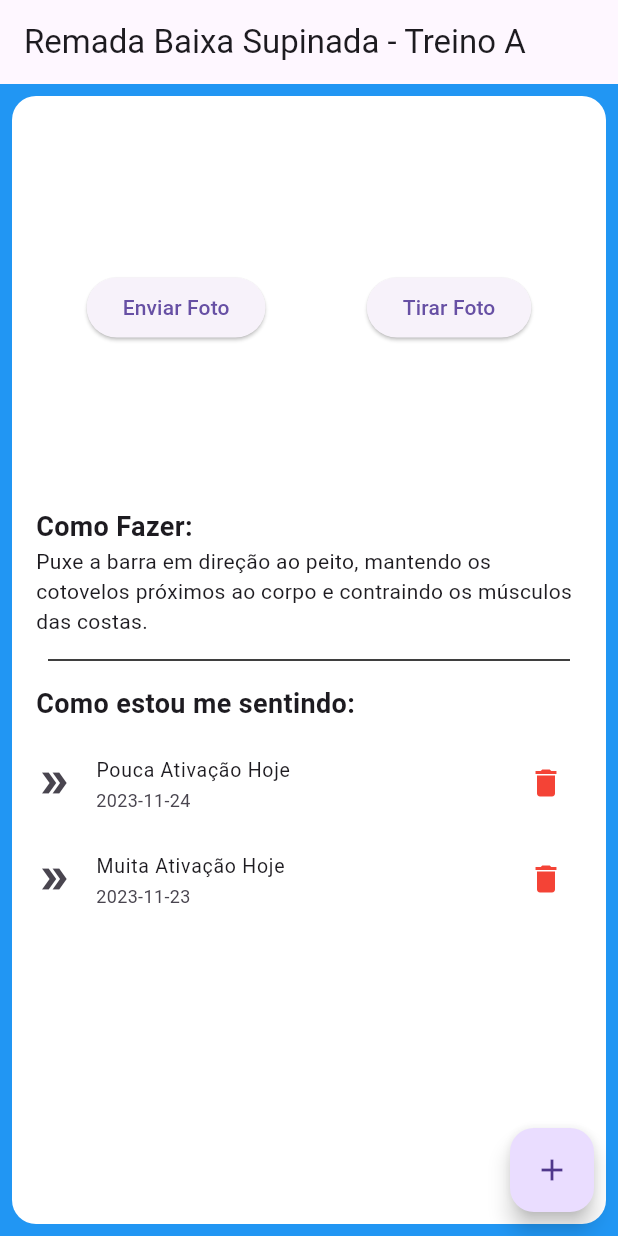
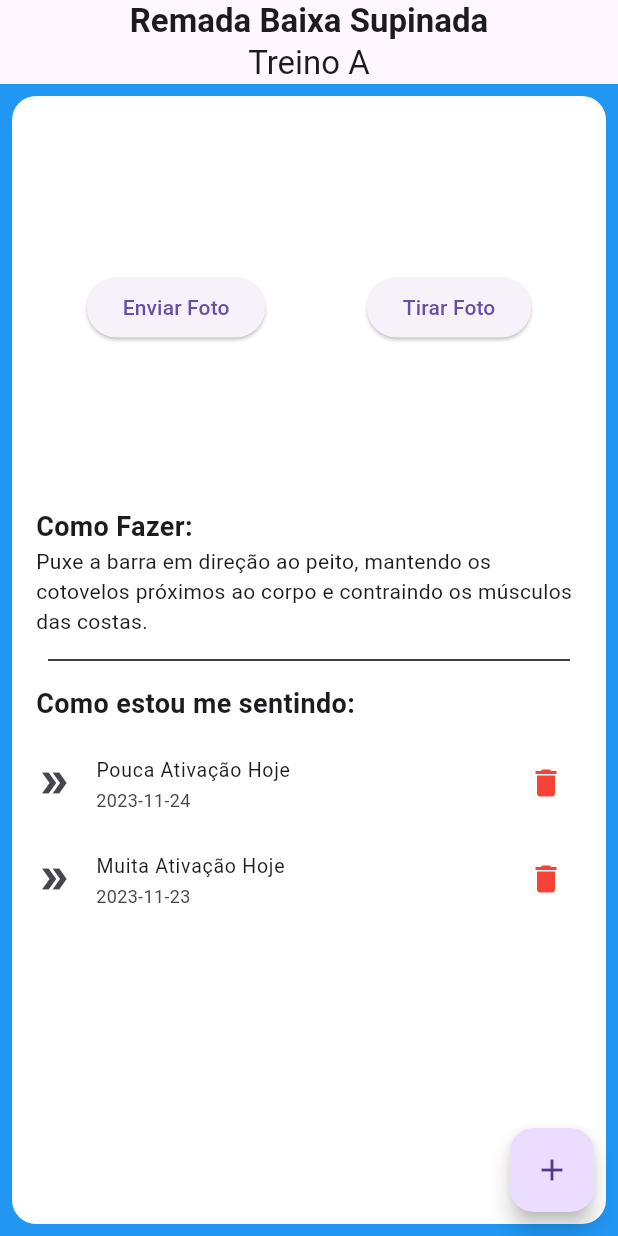
Before and after one commit to Joaomgsa/flutter_gymapp, a Flutter app: the screen it shows after launch, on a phone screen of 412 x 824 dp. Run offline on Flutter 3.47's test engine with Material 3 defaults, Android fonts, the phone set to English and light mode, and no system bars.

Commit message:
ajuste texto appbar

```diff
--- a/lib/pages/exercicio_tela.dart
+++ b/lib/pages/exercicio_tela.dart
@@ -25,7 +25,14 @@ class ExercicioTela extends StatelessWidget {
     return Scaffold(
       backgroundColor: Colors.blue,
       appBar: AppBar(
-        title: Text("${exercicioModelo.name} - ${exercicioModelo.treino}"),
+        title: Column(
+          children: [
+            Text(exercicioModelo.name,
+                style: TextStyle(fontWeight: FontWeight.bold, fontSize: 22,)),
+            Text(exercicioModelo.treino),
+          ],
+        ),
+        centerTitle: true,
       ),
       floatingActionButton: FloatingActionButton(
         onPressed: () {
```
